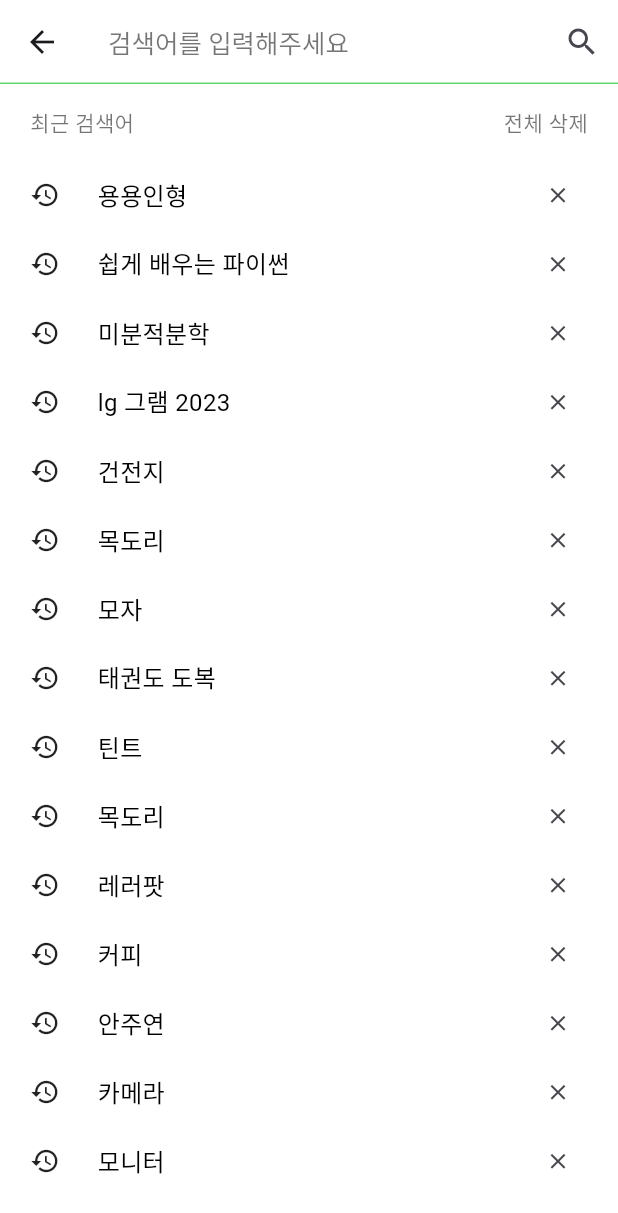
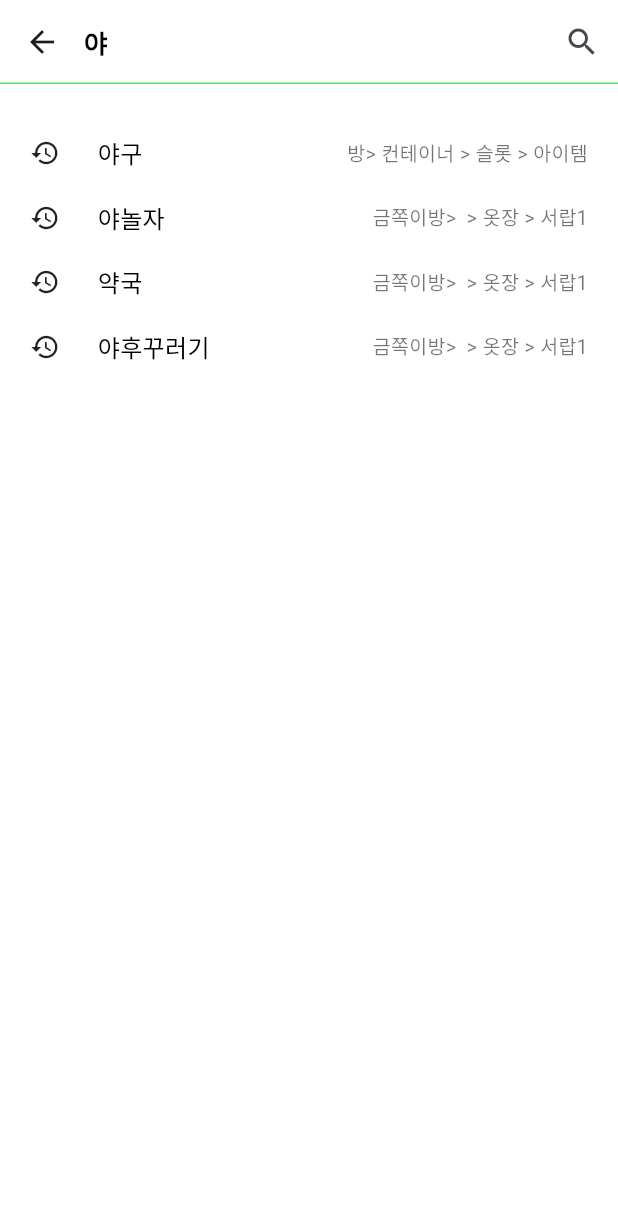
Before and after one commit to YonginUniv-AI-Service-LAB/YIU-AISL-ADizzi-APP, a Flutter app: the screen it shows after launch, after a tap on "SearchDetail 페이지", on a phone screen of 412 x 824 dp. Shown: the top 1213 px of the screen. Run offline on Flutter 3.47's test engine with Material 3 defaults, Android fonts, the light colour scheme and no system bars.

Commit message:
feature:SearchDetail페이지 구현, Search페이지 디렉토리 파일명 수정

```diff
--- a/lib/custom/room_search_bar.dart
+++ b/lib/custom/room_search_bar.dart
@@ -1,7 +1,7 @@
 import 'package:flutter/material.dart';
-import 'package:yiu_aisl_adizzi_app/screens/searchDetail/search_detail_screen.dart';
 
 import '../screens/mypage/mypage.dart';
+import '../screens/search/search_screen.dart';
 
 class RoomCustomSearchBar extends StatelessWidget {
   final VoidCallback onTap;
@@ -48,7 +48,7 @@ class RoomCustomSearchBar extends StatelessWidget {
                 onPressed: () {
                   Navigator.pushReplacement(
                     context,
-                    MaterialPageRoute(builder: (context) => SearchDetail()),
+                    MaterialPageRoute(builder: (context) => Search()),
                   );
                 },
                 icon: const Icon(Icons.search),
--- /dev/null
+++ b/lib/screens/search/search_detail_screen.dart
@@ -0,0 +1,66 @@
+import 'package:flutter/cupertino.dart';
+import 'package:flutter/material.dart';
+
+import '../../widgets/search_detail_list.dart';
+
+class SearchDetail extends StatelessWidget {
+
+
+
+
+  final List<String> searchDetailData = [
+    '야구',
+    '야놀자',
+    '약국',
+    '야후꾸러기'
+  ];
+  final List<String> searchPathData = [
+    '방> 컨테이너 > 슬롯 > 아이템',
+    '금쪽이방>  > 옷장 > 서랍1',
+    '금쪽이방>  > 옷장 > 서랍1',
+    '금쪽이방>  > 옷장 > 서랍1',
+  ];
+
+   SearchDetail({super.key});
+
+  @override
+  Widget build(BuildContext context) {
+    double height = MediaQuery.of(context).size.height;
+    return Scaffold(
+      appBar: AppBar(
+        backgroundColor: Colors.white,
+        title: const Text('야'),
+        titleTextStyle: const TextStyle(
+          color: Colors.black,
+          fontSize: 17,
+          fontWeight: FontWeight.w700,
+
+        ),
+        titleSpacing: 0,
+        actions: [
+          IconButton(onPressed: () {}, icon: const Icon(Icons.search)),
+        ],
+        shape: const Border(
+          bottom: BorderSide(
+            color: Color(0xFF5DDA6F),
+          ),
+        ),
+      ),
+        body: Column(
+          children: [
+            Container(
+              height: height * 0.03,
+              color: Colors.white,
+            ),
+            Expanded(
+              child: SearchDetailList(
+                searchPathData: searchPathData,
+                searchDetailData: searchDetailData,
+              ),
+            ),
+          ],
+        )
+
+    );
+  }
+}
--- a/lib/screens/searchDetail/search_detail_screen.dart
+++ b/lib/screens/search/search_screen.dart
@@ -2,8 +2,8 @@ import 'package:flutter/material.dart';
 import '../../widgets/delete_recent.dart';
 import '../../widgets/searchList.dart';
 
-class SearchDetail extends StatelessWidget {
-  SearchDetail({super.key});
+class Search extends StatelessWidget {
+  Search({super.key});
 
   List<String> searchData = [
     '용용인형',
@@ -30,8 +30,8 @@ class SearchDetail extends StatelessWidget {
         backgroundColor: Colors.white,
         title: const Text('검색어를 입력해주세요'),
         titleTextStyle: const TextStyle(color: Colors.black54,fontSize: 17),
-
-        actions: [
+          titleSpacing: 0,
+          actions: [
           IconButton(
             icon: const Icon(Icons.search),
             onPressed: () {
--- a/lib/screens/temp/temp.dart
+++ b/lib/screens/temp/temp.dart
@@ -2,12 +2,15 @@ import 'package:flutter/material.dart';
 import 'package:yiu_aisl_adizzi_app/screens/changePwd/change_pwd_screen.dart';
 import 'package:yiu_aisl_adizzi_app/screens/item/item_screen.dart';
 import 'package:yiu_aisl_adizzi_app/screens/mypage/mypage.dart';
-import 'package:yiu_aisl_adizzi_app/screens/searchDetail/search_detail_screen.dart';
+import 'package:yiu_aisl_adizzi_app/screens/search/search_detail_screen.dart';
+
 import 'package:yiu_aisl_adizzi_app/screens/signIn/signIn_screen.dart';
 import 'package:yiu_aisl_adizzi_app/screens/signUp/signUp_screen.dart';
 import '../container/container_screen.dart';
 import '../room/room_screen.dart';
 import 'package:yiu_aisl_adizzi_app/screens/slot/slot_screen.dart';
+
+import '../search/search_screen.dart';
 
 
 class TempStartScreen extends StatefulWidget {
@@ -101,6 +104,15 @@ class _TempStartScreenState extends State<TempStartScreen>
               onPressed: () {
                 Navigator.push(
                   context,
+                  MaterialPageRoute(builder: (context) => Search()),
+                );
+              },
+              child: Text('Search 페이지'),
+            ),
+            ElevatedButton(
+              onPressed: () {
+                Navigator.push(
+                  context,
                   MaterialPageRoute(builder: (context) => SearchDetail()),
                 );
               },
--- /dev/null
+++ b/lib/widgets/search_detail_list.dart
@@ -0,0 +1,64 @@
+import 'package:flutter/material.dart';
+
+class SearchDetailList extends StatelessWidget {
+  final List<String> searchDetailData;
+  final List<String> searchPathData;
+
+  const SearchDetailList({
+    super.key,
+    required this.searchDetailData,
+    required this.searchPathData,
+  });
+
+  @override
+  Widget build(BuildContext context) {
+    return Container(
+      color: Colors.white,
+      child: ListView.builder(
+        itemCount: searchDetailData.length,
+        itemBuilder: (context, index) {
+          return Container(
+            padding: const EdgeInsets.symmetric(horizontal: 20.0, vertical: 10.0),
+            child: Row(
+
+              children: [
+                Row(
+                  mainAxisSize: MainAxisSize.min,
+                  children: [
+                    const Icon(Icons.restore, size: 20),
+                    const SizedBox(width: 25),
+                    Flexible(
+                      child: Text(
+                        searchDetailData[index],
+                        style: const TextStyle(
+                          color: Colors.black,
+                          fontSize: 16,
+                        ),
+                        overflow: TextOverflow.ellipsis,
+                        textAlign: TextAlign.left,
+                      ),
+                    ),
+                  ],
+                ),
+
+                Expanded(
+                  child: Align(
+                    alignment: Alignment.centerRight,
+                    child: Text(
+                      searchPathData[index],
+                      style: const TextStyle(
+                        color: Colors.black54,
+                        fontSize: 13,
+                      ),
+                      overflow: TextOverflow.ellipsis,
+                    ),
+                  ),
+                ),
+              ],
+            ),
+          );
+        },
+      ),
+    );
+  }
+}
```
